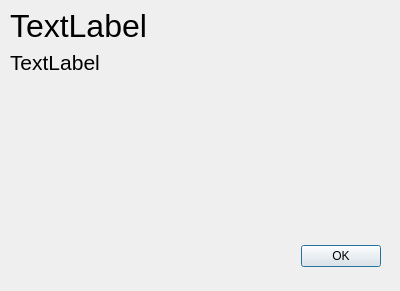
Rensselaer-Spaceflight-Society/Rocket-Engine, file src/RocketEngineControlGUI/components/alertdialog.ui: the form before one commit.
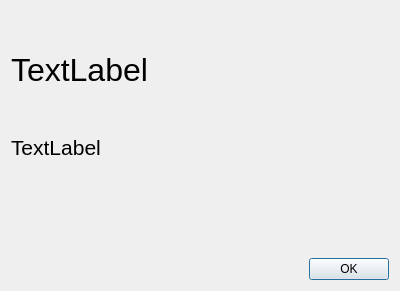
The form after the commit.

```diff
--- a/src/RocketEngineControlGUI/components/alertdialog.ui
+++ b/src/RocketEngineControlGUI/components/alertdialog.ui
@@ -13,30 +13,14 @@
   <property name="windowTitle">
    <string>Dialog</string>
   </property>
-  <widget class="QDialogButtonBox" name="OkButtonBox">
-   <property name="geometry">
-    <rect>
-     <x>40</x>
-     <y>240</y>
-     <width>341</width>
-     <height>32</height>
-    </rect>
-   </property>
-   <property name="orientation">
-    <enum>Qt::Orientation::Horizontal</enum>
-   </property>
-   <property name="standardButtons">
-    <set>QDialogButtonBox::StandardButton::Ok</set>
-   </property>
-  </widget>
+  <layout class="QVBoxLayout" name="verticalLayout">
+   <item>
   <widget class="QLabel" name="TitleLabel">
-   <property name="geometry">
-    <rect>
-     <x>10</x>
-     <y>10</y>
-     <width>371</width>
-     <height>31</height>
-    </rect>
+     <property name="sizePolicy">
+      <sizepolicy hsizetype="Minimum" vsizetype="Minimum">
+       <horstretch>0</horstretch>
+       <verstretch>0</verstretch>
+      </sizepolicy>
    </property>
    <property name="font">
     <font>
@@ -46,16 +30,13 @@
    <property name="text">
     <string>TextLabel</string>
    </property>
-  </widget>
+     <property name="wordWrap">
+      <bool>true</bool>
+     </property>
+    </widget>
+   </item>
+   <item>
   <widget class="QLabel" name="DescriptionLabel">
-   <property name="geometry">
-    <rect>
-     <x>10</x>
-     <y>50</y>
-     <width>371</width>
-     <height>171</height>
-    </rect>
-   </property>
    <property name="font">
     <font>
      <pointsize>16</pointsize>
@@ -67,7 +48,22 @@
    <property name="alignment">
     <set>Qt::AlignmentFlag::AlignLeading|Qt::AlignmentFlag::AlignLeft|Qt::AlignmentFlag::AlignTop</set>
    </property>
-  </widget>
+     <property name="wordWrap">
+      <bool>true</bool>
+     </property>
+    </widget>
+   </item>
+   <item>
+    <widget class="QDialogButtonBox" name="OkButtonBox">
+     <property name="orientation">
+      <enum>Qt::Orientation::Horizontal</enum>
+     </property>
+     <property name="standardButtons">
+      <set>QDialogButtonBox::StandardButton::Ok</set>
+     </property>
+    </widget>
+   </item>
+  </layout>
  </widget>
  <resources/>
  <connections>
```
Lines whose indentation alone changed are shown as unchanged.
